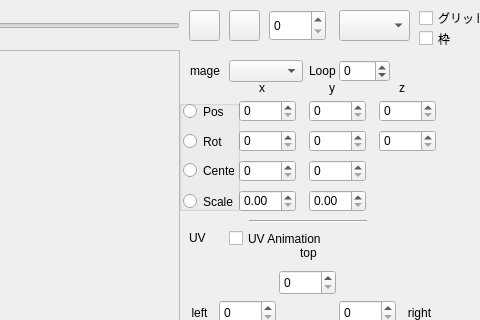
Old version of the form ui/animationform.ui in the repository chocoball/AnimationCreator; both pictures show x 331 to 811 and y 0 to 320 of the 811 by 440 pixel window.
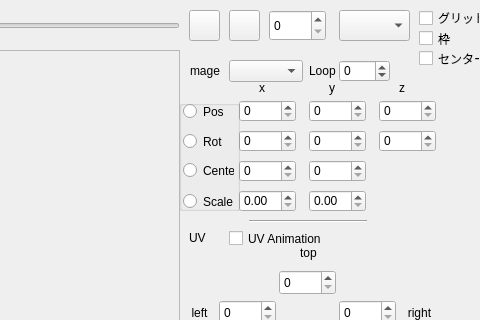
New version of the form. Icons and pictures are not drawn.

Commit message: センター表示ON/OFF、レイヤ コピーペースト 実装

Diff of the .ui file:
```diff
--- a/ui/animationform.ui
+++ b/ui/animationform.ui
@@ -804,6 +804,19 @@
     <string>枠</string>
    </property>
   </widget>
+  <widget class="QCheckBox" name="checkBox_center">
+   <property name="geometry">
+    <rect>
+     <x>750</x>
+     <y>50</y>
+     <width>61</width>
+     <height>17</height>
+    </rect>
+   </property>
+   <property name="text">
+    <string>センター</string>
+   </property>
+  </widget>
  </widget>
  <tabstops>
   <tabstop>pushButton_play</tabstop>
```
The commit also changes 16 other files.
